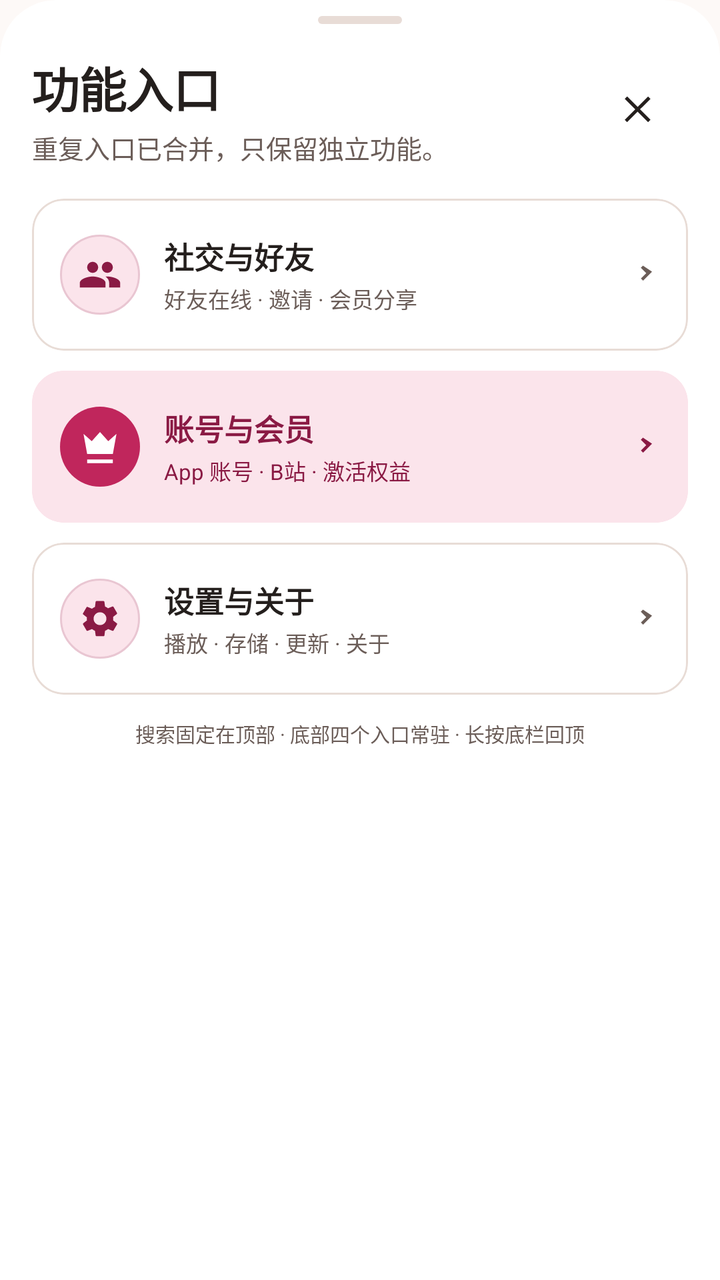
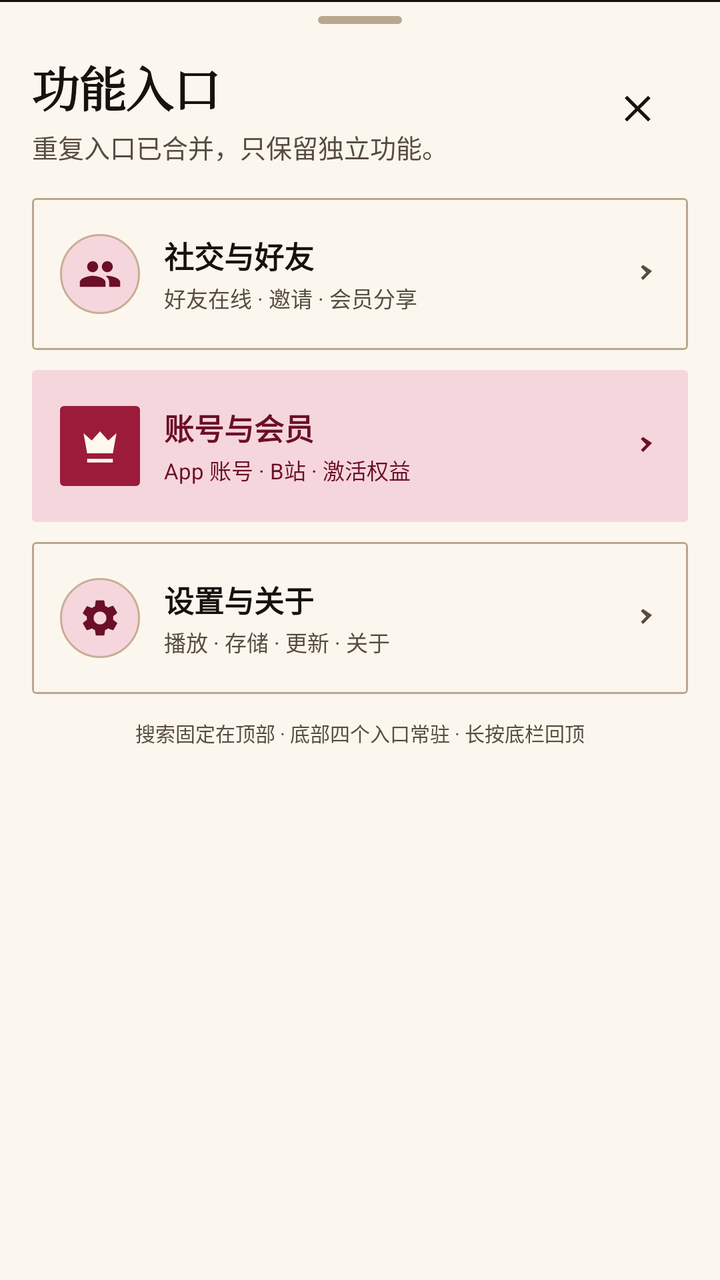

Screens rendered from an Android XML layout before and after an edit, with the pre-edit source and the edit as a unified diff.
<!-- AndroidManifest.xml: application theme Theme.BiliDiy -->
<!-- res/layout/sheet_features.xml -->
<?xml version="1.0" encoding="utf-8"?>
<LinearLayout xmlns:android="http://schemas.android.com/apk/res/android"
    xmlns:app="http://schemas.android.com/apk/res-auto"
    android:id="@+id/sheetRoot"
    android:layout_width="match_parent"
    android:layout_height="wrap_content"
    android:background="@drawable/bg_sheet"
    android:clipToOutline="true"
    android:orientation="vertical"
    android:paddingStart="16dp"
    android:paddingTop="8dp"
    android:paddingEnd="16dp"
    android:paddingBottom="22dp">

    <View
        android:layout_width="42dp"
        android:layout_height="4dp"
        android:layout_gravity="center_horizontal"
        android:background="@drawable/bg_sheet_handle" />

    <LinearLayout
        android:layout_width="match_parent"
        android:layout_height="wrap_content"
        android:layout_marginTop="14dp"
        android:gravity="center_vertical"
        android:orientation="horizontal">

        <LinearLayout
            android:layout_width="0dp"
            android:layout_height="wrap_content"
            android:layout_weight="1"
            android:orientation="vertical">

            <TextView
                android:layout_width="wrap_content"
                android:layout_height="wrap_content"
                android:text="功能入口"
                android:textAppearance="@style/TextAppearance.BiliDiy.Display"
                android:textSize="24sp" />

            <TextView
                android:layout_width="wrap_content"
                android:layout_height="wrap_content"
                android:layout_marginTop="3dp"
                android:text="重复入口已合并，只保留独立功能。"
                android:textAppearance="@style/TextAppearance.BiliDiy.BodySmall" />
        </LinearLayout>

        <com.google.android.material.button.MaterialButton
            android:id="@+id/btnSheetClose"
            style="@style/Widget.BiliDiy.IconButton.Ghost"
            android:layout_width="48dp"
            android:layout_height="48dp"
            android:contentDescription="关闭"
            app:icon="@drawable/ic_close"
            app:iconSize="20dp" />
    </LinearLayout>

    <com.google.android.material.card.MaterialCardView
        android:id="@+id/featureFriends"
        style="@style/Widget.BiliDiy.Card"
        android:layout_width="match_parent"
        android:layout_height="76dp"
        android:layout_marginTop="16dp"
        android:clickable="true"
        android:focusable="true"
        app:cardCornerRadius="16dp"
        app:rippleColor="@color/pinkLight">

        <LinearLayout
            android:layout_width="match_parent"
            android:layout_height="match_parent"
            android:gravity="center_vertical"
            android:orientation="horizontal"
            android:paddingStart="14dp"
            android:paddingEnd="12dp">

            <FrameLayout
                android:layout_width="40dp"
                android:layout_height="40dp"
                android:background="@drawable/bg_feature_icon">

                <ImageView
                    android:layout_width="22dp"
                    android:layout_height="22dp"
                    android:layout_gravity="center"
                    android:contentDescription="@null"
                    android:src="@drawable/ic_group"
                    app:tint="@color/pinkDeep" />
            </FrameLayout>

            <LinearLayout
                android:layout_width="0dp"
                android:layout_height="wrap_content"
                android:layout_marginStart="12dp"
                android:layout_weight="1"
                android:orientation="vertical">

                <TextView
                    android:layout_width="match_parent"
                    android:layout_height="wrap_content"
                    android:text="社交与好友"
                    android:textColor="@color/textMain"
                    android:textSize="15sp"
                    android:textStyle="bold" />

                <TextView
                    android:layout_width="match_parent"
                    android:layout_height="wrap_content"
                    android:layout_marginTop="2dp"
                    android:ellipsize="end"
                    android:maxLines="1"
                    android:text="好友在线 · 邀请 · 会员分享"
                    android:textColor="@color/textSecondary"
                    android:textSize="11sp" />
            </LinearLayout>

            <ImageView
                android:layout_width="18dp"
                android:layout_height="18dp"
                android:contentDescription="@null"
                android:src="@drawable/ic_chevron_right"
                app:tint="@color/textSecondary" />
        </LinearLayout>
    </com.google.android.material.card.MaterialCardView>

    <com.google.android.material.card.MaterialCardView
        android:id="@+id/featureAccount"
        style="@style/Widget.BiliDiy.Card.Tonal"
        android:layout_width="match_parent"
        android:layout_height="76dp"
        android:layout_marginTop="10dp"
        android:clickable="true"
        android:focusable="true"
        app:cardCornerRadius="16dp"
        app:rippleColor="@color/pinkBorder">

        <LinearLayout
            android:layout_width="match_parent"
            android:layout_height="match_parent"
            android:gravity="center_vertical"
            android:orientation="horizontal"
            android:paddingStart="14dp"
            android:paddingEnd="12dp">

            <FrameLayout
                android:layout_width="40dp"
                android:layout_height="40dp"
                android:background="@drawable/bg_action_primary">

                <ImageView
                    android:layout_width="22dp"
                    android:layout_height="22dp"
                    android:layout_gravity="center"
                    android:contentDescription="@null"
                    android:src="@drawable/ic_crown"
                    app:tint="@color/onPink" />
            </FrameLayout>

            <LinearLayout
                android:layout_width="0dp"
                android:layout_height="wrap_content"
                android:layout_marginStart="12dp"
                android:layout_weight="1"
                android:orientation="vertical">

                <TextView
                    android:layout_width="match_parent"
                    android:layout_height="wrap_content"
                    android:text="账号与会员"
                    android:textColor="@color/pinkDeep"
                    android:textSize="15sp"
                    android:textStyle="bold" />

                <TextView
                    android:layout_width="match_parent"
                    android:layout_height="wrap_content"
                    android:layout_marginTop="2dp"
                    android:ellipsize="end"
                    android:maxLines="1"
                    android:text="App 账号 · B站 · 激活权益"
                    android:textColor="@color/pinkDeep"
                    android:textSize="11sp" />
            </LinearLayout>

            <ImageView
                android:layout_width="18dp"
                android:layout_height="18dp"
                android:contentDescription="@null"
                android:src="@drawable/ic_chevron_right"
                app:tint="@color/pinkDeep" />
        </LinearLayout>
    </com.google.android.material.card.MaterialCardView>

    <com.google.android.material.card.MaterialCardView
        android:id="@+id/featureSettings"
        style="@style/Widget.BiliDiy.Card"
        android:layout_width="match_parent"
        android:layout_height="76dp"
        android:layout_marginTop="10dp"
        android:clickable="true"
        android:focusable="true"
        app:cardCornerRadius="16dp"
        app:rippleColor="@color/pinkLight">

        <LinearLayout
            android:layout_width="match_parent"
            android:layout_height="match_parent"
            android:gravity="center_vertical"
            android:orientation="horizontal"
            android:paddingStart="14dp"
            android:paddingEnd="12dp">

            <FrameLayout
                android:layout_width="40dp"
                android:layout_height="40dp"
                android:background="@drawable/bg_feature_icon">

                <ImageView
                    android:layout_width="22dp"
                    android:layout_height="22dp"
                    android:layout_gravity="center"
                    android:contentDescription="@null"
                    android:src="@drawable/ic_settings"
                    app:tint="@color/pinkDeep" />
            </FrameLayout>

            <LinearLayout
                android:layout_width="0dp"
                android:layout_height="wrap_content"
                android:layout_marginStart="12dp"
                android:layout_weight="1"
                android:orientation="vertical">

                <TextView
                    android:layout_width="match_parent"
                    android:layout_height="wrap_content"
                    android:text="设置与关于"
                    android:textColor="@color/textMain"
                    android:textSize="15sp"
                    android:textStyle="bold" />

                <TextView
                    android:layout_width="match_parent"
                    android:layout_height="wrap_content"
                    android:layout_marginTop="2dp"
                    android:ellipsize="end"
                    android:maxLines="1"
                    android:text="播放 · 存储 · 更新 · 关于"
                    android:textColor="@color/textSecondary"
                    android:textSize="11sp" />
            </LinearLayout>

            <ImageView
                android:layout_width="18dp"
                android:layout_height="18dp"
                android:contentDescription="@null"
                android:src="@drawable/ic_chevron_right"
                app:tint="@color/textSecondary" />
        </LinearLayout>
    </com.google.android.material.card.MaterialCardView>

    <TextView
        android:layout_width="match_parent"
        android:layout_height="wrap_content"
        android:layout_marginTop="12dp"
        android:gravity="center"
        android:text="搜索固定在顶部 · 底部四个入口常驻 · 长按底栏回顶"
        android:textColor="@color/textSecondary"
        android:textSize="10sp" />
</LinearLayout>
<!-- resources referenced by this layout -->
<resources>
  <color name="onPink">@color/onPrimary</color>
  <color name="pinkBorder">#E9C6D2</color>
  <color name="pinkDeep">@color/onPrimaryContainer</color>
  <color name="pinkLight">@color/primaryContainer</color>
  <color name="textMain">#241F1D</color>
  <color name="textSecondary">#6B5D58</color>
  <!-- drawable bg_action_primary (drawable) -->
  <?xml version="1.0" encoding="utf-8"?>
  <shape xmlns:android="http://schemas.android.com/apk/res/android" android:shape="rectangle">
      <solid android:color="@color/pink" />
      <corners android:radius="999dp" />
  </shape>
  <!-- drawable bg_feature_icon (drawable) -->
  <?xml version="1.0" encoding="utf-8"?>
  <shape xmlns:android="http://schemas.android.com/apk/res/android"
      android:shape="oval">
      <solid android:color="@color/pinkLight" />
      <stroke
          android:width="1dp"
          android:color="@color/pinkBorder" />
  </shape>
  <!-- drawable bg_sheet (drawable) -->
  <?xml version="1.0" encoding="utf-8"?>
  <shape xmlns:android="http://schemas.android.com/apk/res/android"
      android:shape="rectangle">
      <solid android:color="@color/surface" />
      <corners
          android:bottomLeftRadius="0dp"
          android:bottomRightRadius="0dp"
          android:topLeftRadius="28dp"
          android:topRightRadius="28dp" />
  </shape>
  <!-- drawable bg_sheet_handle (drawable) -->
  <?xml version="1.0" encoding="utf-8"?>
  <shape xmlns:android="http://schemas.android.com/apk/res/android"
      android:shape="rectangle">
      <solid android:color="@color/line" />
      <corners android:radius="999dp" />
  </shape>
  <style name="TextAppearance.BiliDiy.BodySmall">
          <item name="android:textSize">13sp</item>
          <item name="android:textColor">@color/textSecondary</item>
          <item name="android:lineSpacingMultiplier">1.15</item>
      </style>
  <style name="TextAppearance.BiliDiy.Display">
          <item name="android:textSize">30sp</item>
          <item name="android:textStyle">bold</item>
          <item name="android:textColor">@color/textMain</item>
          <item name="android:letterSpacing">-0.02</item>
          <item name="android:lineSpacingMultiplier">1.15</item>
          <item name="android:includeFontPadding">false</item>
      </style>
  <style name="Widget.BiliDiy.Card">
          <item name="cardBackgroundColor">@color/surface</item>
          <item name="cardCornerRadius">@dimen/radius_md</item>
          <item name="cardElevation">0dp</item>
          <item name="strokeWidth">@dimen/card_stroke</item>
          <item name="strokeColor">@color/line</item>
      </style>
  <style name="Widget.BiliDiy.Card.Tonal">
          <item name="cardBackgroundColor">@color/primaryContainer</item>
          <item name="strokeColor">@color/primaryContainer</item>
      </style>
  <style name="Widget.BiliDiy.IconButton.Ghost">
          <item name="backgroundTint">@android:color/transparent</item>
          <item name="iconTint">@color/textMain</item>
      </style>
  <color name="onPrimary">#FFFFFF</color>
  <color name="onPrimaryContainer">#8A1A44</color>
  <color name="primaryContainer">#FBE4EB</color>
  <color name="pink">@color/primary</color>
  <color name="surface">#FFFFFF</color>
  <color name="line">#E8DCD6</color>
  <dimen name="radius_md">16dp</dimen>
  <dimen name="card_stroke">1dp</dimen>
  <color name="primary">#C0265C</color>
  <color name="peach">#8A6A12</color>
  <color name="ok">#2E7D48</color>
  <color name="surfaceContainer">#F6EFEC</color>
  <color name="surfaceContainerHigh">#EFE5E1</color>
  <color name="bad">#C0392B</color>
  <color name="bg">#FDF9F7</color>
  <!-- unchanged entries left out for length: 6 -->
</resources>

<!-- the commit's change to res/layout/sheet_features.xml (unified diff, before → after) -->
@@ -64,7 +64,7 @@
         android:layout_marginTop="16dp"
         android:clickable="true"
         android:focusable="true"
-        app:cardCornerRadius="16dp"
+        app:cardCornerRadius="2dp"
         app:rippleColor="@color/pinkLight">
 
         <LinearLayout
@@ -132,7 +132,7 @@
         android:layout_marginTop="10dp"
         android:clickable="true"
         android:focusable="true"
-        app:cardCornerRadius="16dp"
+        app:cardCornerRadius="2dp"
         app:rippleColor="@color/pinkBorder">
 
         <LinearLayout
@@ -200,7 +200,7 @@
         android:layout_marginTop="10dp"
         android:clickable="true"
         android:focusable="true"
-        app:cardCornerRadius="16dp"
+        app:cardCornerRadius="2dp"
         app:rippleColor="@color/pinkLight">
 
         <LinearLayout
<!-- resource entries referenced after the edit -->
@@ -1,16 +1,16 @@
 <!-- resources referenced by this layout -->
 <resources>
   <color name="onPink">@color/onPrimary</color>
-  <color name="pinkBorder">#E9C6D2</color>
+  <color name="pinkBorder">#C9AE94</color>
   <color name="pinkDeep">@color/onPrimaryContainer</color>
   <color name="pinkLight">@color/primaryContainer</color>
-  <color name="textMain">#241F1D</color>
-  <color name="textSecondary">#6B5D58</color>
+  <color name="textMain">#17120D</color>
+  <color name="textSecondary">#574C3F</color>
   <!-- drawable bg_action_primary (drawable) -->
   <?xml version="1.0" encoding="utf-8"?>
   <shape xmlns:android="http://schemas.android.com/apk/res/android" android:shape="rectangle">
       <solid android:color="@color/pink" />
-      <corners android:radius="999dp" />
+      <corners android:radius="2dp" />
   </shape>
   <!-- drawable bg_feature_icon (drawable) -->
   <?xml version="1.0" encoding="utf-8"?>
@@ -23,15 +23,18 @@
   </shape>
   <!-- drawable bg_sheet (drawable) -->
   <?xml version="1.0" encoding="utf-8"?>
-  <shape xmlns:android="http://schemas.android.com/apk/res/android"
-      android:shape="rectangle">
-      <solid android:color="@color/surface" />
-      <corners
-          android:bottomLeftRadius="0dp"
-          android:bottomRightRadius="0dp"
-          android:topLeftRadius="28dp"
-          android:topRightRadius="28dp" />
-  </shape>
+  <layer-list xmlns:android="http://schemas.android.com/apk/res/android">
+      <item>
+          <shape android:shape="rectangle">
+              <solid android:color="@color/textMain" />
+          </shape>
+      </item>
+      <item android:top="1dp">
+          <shape android:shape="rectangle">
+              <solid android:color="@color/surface" />
+          </shape>
+      </item>
+  </layer-list>
   <!-- drawable bg_sheet_handle (drawable) -->
   <?xml version="1.0" encoding="utf-8"?>
   <shape xmlns:android="http://schemas.android.com/apk/res/android"
@@ -40,21 +43,23 @@
       <corners android:radius="999dp" />
   </shape>
   <style name="TextAppearance.BiliDiy.BodySmall">
+          <item name="android:fontFamily">sans-serif</item>
           <item name="android:textSize">13sp</item>
           <item name="android:textColor">@color/textSecondary</item>
-          <item name="android:lineSpacingMultiplier">1.15</item>
+          <item name="android:lineSpacingMultiplier">1.2</item>
       </style>
   <style name="TextAppearance.BiliDiy.Display">
-          <item name="android:textSize">30sp</item>
+          <item name="android:fontFamily">serif</item>
+          <item name="android:textSize">34sp</item>
           <item name="android:textStyle">bold</item>
           <item name="android:textColor">@color/textMain</item>
           <item name="android:letterSpacing">-0.02</item>
-          <item name="android:lineSpacingMultiplier">1.15</item>
+          <item name="android:lineSpacingMultiplier">1.08</item>
           <item name="android:includeFontPadding">false</item>
       </style>
   <style name="Widget.BiliDiy.Card">
           <item name="cardBackgroundColor">@color/surface</item>
-          <item name="cardCornerRadius">@dimen/radius_md</item>
+          <item name="cardCornerRadius">2dp</item>
           <item name="cardElevation">0dp</item>
           <item name="strokeWidth">@dimen/card_stroke</item>
           <item name="strokeColor">@color/line</item>
@@ -67,21 +72,20 @@
           <item name="backgroundTint">@android:color/transparent</item>
           <item name="iconTint">@color/textMain</item>
       </style>
-  <color name="onPrimary">#FFFFFF</color>
-  <color name="onPrimaryContainer">#8A1A44</color>
-  <color name="primaryContainer">#FBE4EB</color>
+  <color name="onPrimary">#FFF8EE</color>
+  <color name="onPrimaryContainer">#6B0F27</color>
+  <color name="primaryContainer">#F5D6DD</color>
   <color name="pink">@color/primary</color>
-  <color name="surface">#FFFFFF</color>
-  <color name="line">#E8DCD6</color>
-  <dimen name="radius_md">16dp</dimen>
+  <color name="surface">#FCF7EE</color>
+  <color name="line">#B9A88F</color>
   <dimen name="card_stroke">1dp</dimen>
-  <color name="primary">#C0265C</color>
-  <color name="peach">#8A6A12</color>
-  <color name="ok">#2E7D48</color>
-  <color name="surfaceContainer">#F6EFEC</color>
-  <color name="surfaceContainerHigh">#EFE5E1</color>
-  <color name="bad">#C0392B</color>
-  <color name="bg">#FDF9F7</color>
+  <color name="primary">#9C1B3B</color>
+  <color name="peach">#8A5A00</color>
+  <color name="ok">#2E6B49</color>
+  <color name="surfaceContainer">#E8DECD</color>
+  <color name="surfaceContainerHigh">#DCD0BC</color>
+  <color name="bad">#A2261D</color>
+  <color name="bg">#F5EFE3</color>
   <!-- unchanged entries left out for length: 6 -->
 </resources>
 
